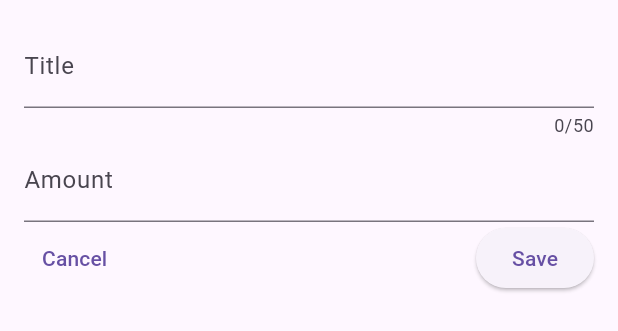
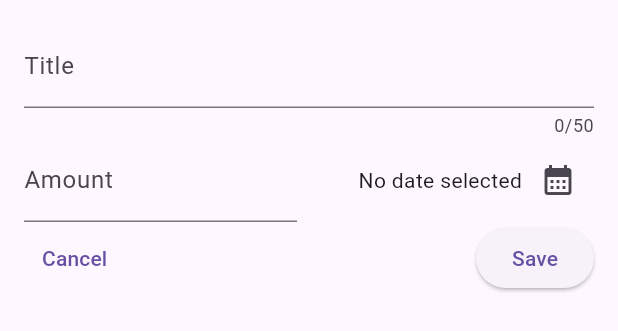
Before and after one commit to hamza5999/Expense-Tracker, a Flutter app: the NewExpense widget shown alone on an empty page, opened directly, after a tap on "Save", on a phone screen of 412 x 824 dp. Shown: the top 331 px of the screen. Run offline on Flutter 3.47's test engine with Material 2 defaults, Android fonts, the phone set to English and light mode, and no system bars.

Commit message:
Add builtin DatePicker UI and used async function

```diff
--- a/lib/widgets/new_expense.dart
+++ b/lib/widgets/new_expense.dart
@@ -1,4 +1,5 @@
 import 'package:flutter/material.dart';
+import 'package:expense_tracker/models/expense.dart';
 
 class NewExpense extends StatefulWidget {
   const NewExpense({super.key});
@@ -14,6 +15,7 @@ class _NewExpenseState extends State<NewExpense> {
   // user input and so on. We don't have to do it manually.
   final _titleController = TextEditingController();
   final _amountController = TextEditingController();
+  DateTime? _selectedDate;
 
   // When you create a TextEditingController you always have to tell Flutter to
   // delete it when it is not needed anymore. And its done using this dispose().
@@ -25,6 +27,25 @@ class _NewExpenseState extends State<NewExpense> {
     _titleController.dispose();
     _amountController.dispose();
     super.dispose();
+  }
+
+  void _presentDatePicker() async {
+    final currentDate = DateTime.now();
+
+    final datePicked = await showDatePicker(
+      context: context,
+      initialDate: currentDate,
+      firstDate: DateTime(
+        currentDate.year - 1,
+        currentDate.month,
+        currentDate.day,
+      ),
+      lastDate: currentDate,
+    );
+
+    setState(() {
+      _selectedDate = datePicked;
+    });
   }
 
   @override
@@ -40,9 +61,16 @@ class _NewExpenseState extends State<NewExpense> {
               labelText: "Title",
             ),
           ),
-          TextField(
+          Row(
+            children: [
+              Expanded(
+                // Wrapped Textfield inside a Row with Expanded because
+                // TextField tries to take as much space as possible and Row
+                // bydefault don't stops it; Thus, it can cause problems.
+                child: TextField(
                   controller: _amountController,
-            keyboardType: const TextInputType.numberWithOptions(decimal: true),
+                  keyboardType:
+                      const TextInputType.numberWithOptions(decimal: true),
                   decoration: const InputDecoration(
                     labelText: "Amount",
                     // $ is a special character used for string injection. We can't
@@ -50,6 +78,33 @@ class _NewExpenseState extends State<NewExpense> {
                     // escape character (\) before it in order to use it properly.
                     prefixText: "\$ ",
                   ),
+                ),
+              ),
+              const SizedBox(width: 16),
+              // Making custom date field as no such field is present by default.
+
+              // Wrapped inner Row widget with Expanded because a Row inside a
+              // Row can cause problems.
+              Expanded(
+                child: Row(
+                  mainAxisAlignment: MainAxisAlignment.end,
+                  crossAxisAlignment: CrossAxisAlignment.center,
+                  children: [
+                    Text(
+                      _selectedDate == null
+                          ? "No date selected"
+                          : formatter.format(_selectedDate!), // Added null check
+                          // here to tell flutter that it won't be null here
+                          // because format() wants a non null argument.
+                    ),
+                    IconButton(
+                      onPressed: _presentDatePicker,
+                      icon: const Icon(Icons.calendar_month),
+                    )
+                  ],
+                ),
+              )
+            ],
           ),
           Row(
             children: [
@@ -61,10 +116,7 @@ class _NewExpenseState extends State<NewExpense> {
               ),
               const Spacer(),
               ElevatedButton(
-                onPressed: () {
-                  print(_titleController.text);
-                  print(_amountController.text);
-                },
+                onPressed: () {},
                 child: const Text("Save"),
               ),
             ],
```
Also changed, not shown: 1 other file. Lines whose indentation alone changed are shown as unchanged.
